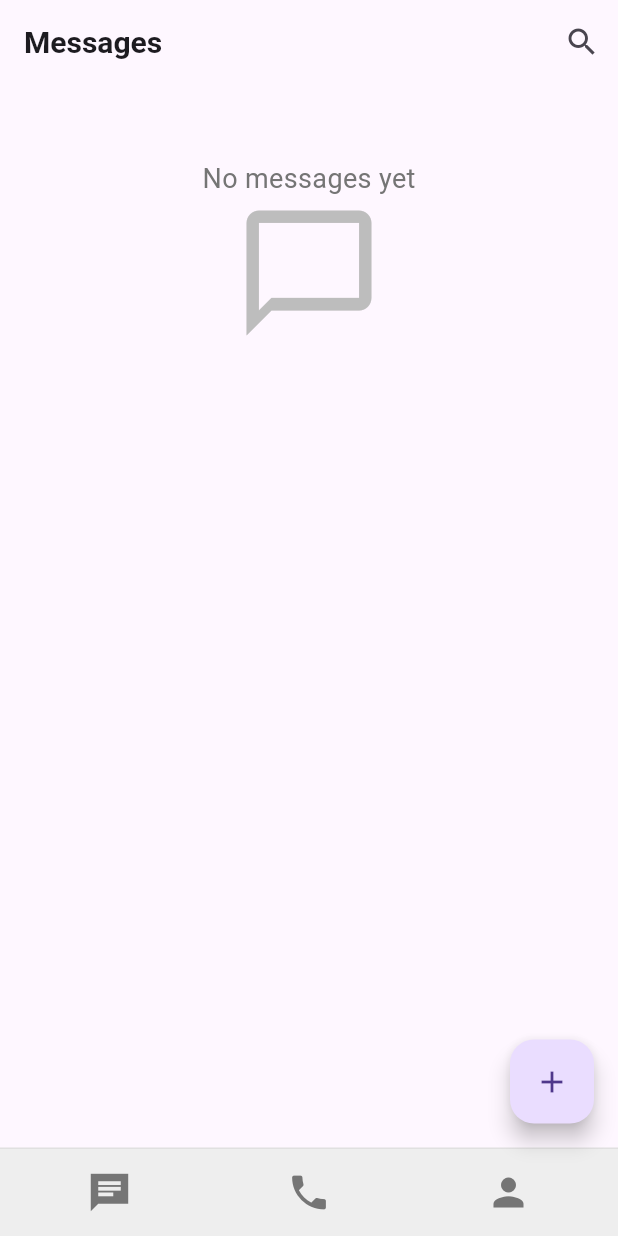
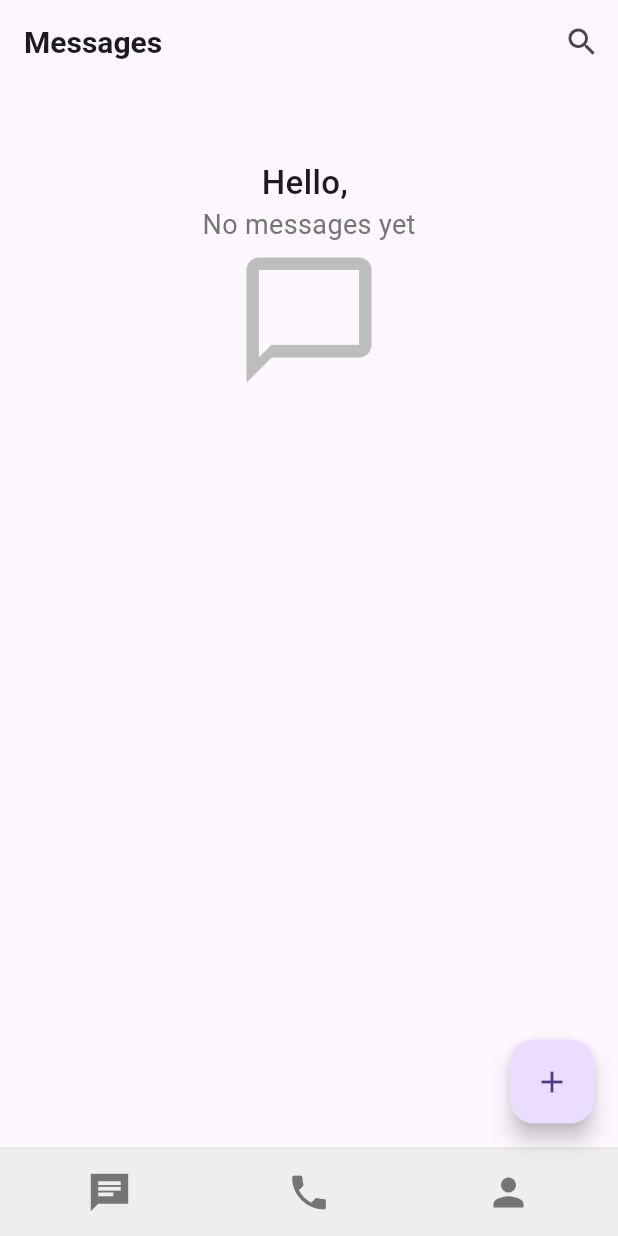
Before and after one commit to Gui232005/ChatApplication, a Flutter app: the MainChat screen opened by its route, on a phone screen of 412 x 824 dp. Run offline on Flutter 3.47's test engine with Material 3 defaults, Android fonts, the light colour scheme and no system bars; our stand-ins replace go_router, shared_preferences; accounts and stored records are empty.

Commit message:
Add user image API and encrypt passwords
Introduces getUserImage method to UserAPI for fetching user profile pictures. Passwords are now encrypted with SHA-256 before account creation and login. MainChat screen now greets the user by username using SharedPreferences.

```diff
--- a/chat_application/lib/user_screens/mainchat.dart
+++ b/chat_application/lib/user_screens/mainchat.dart
@@ -11,8 +11,22 @@ class MainChat extends StatefulWidget {
 }
 
 class _MainChatState extends State<MainChat> {
+  late Future<String?> _usernameFuture;
+
+  @override
+  void initState() {
+    super.initState();
+    _usernameFuture = _fetchUsername();
+  }
+
+  Future<String?> _fetchUsername() async {
+    final prefs = await SharedPreferences.getInstance();
+    return prefs.getString('username');
+  }
+
   @override
   Widget build(BuildContext context) {
+    _usernameFuture = _usernameFuture ?? _fetchUsername();
     return Scaffold(
       appBar: AppBar(
         automaticallyImplyLeading: false, // Removes the back button by default
@@ -35,6 +49,25 @@ class _MainChatState extends State<MainChat> {
           padding: const EdgeInsets.only(top: 50.0, left: 25.0, right: 25.0),
           child: Column(
             children: [
+              FutureBuilder<String?>(
+                future: _usernameFuture,
+                builder: (context, snapshot) {
+                  if (snapshot.connectionState == ConnectionState.waiting) {
+                    return const CircularProgressIndicator();
+                  } else if (snapshot.hasError) {
+                    return Text('Error: ${snapshot.error}');
+                  } else {
+                    final username = snapshot.data ?? 'Guest';
+                    return Text(
+                      'Hello, $username',
+                      style: const TextStyle(
+                        fontSize: 22,
+                        fontWeight: FontWeight.w500,
+                      ),
+                    );
+                  }
+                },
+              ),
               Text(
                 'No messages yet',
                 style: TextStyle(fontSize: 18, color: Colors.grey[600]),
```
Also changed, not shown: chat_application/lib/API/user.dart (+13 -4 lines), chat_application/lib/account_management/create_account.dart (+6 -2 lines), chat_application/lib/main.dart (+7 -2 lines).
